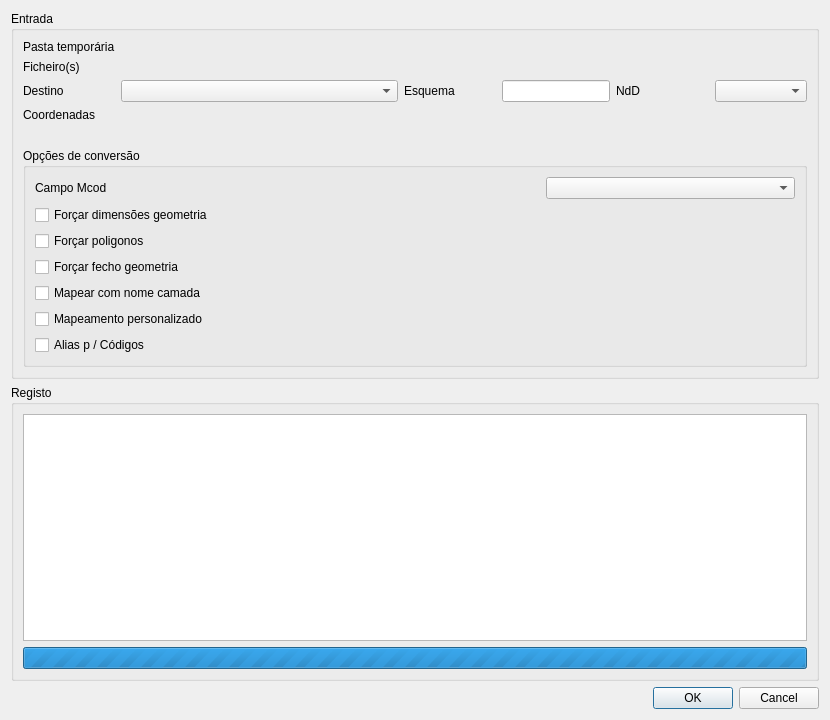
Old version of the form plugin/ui/convert_dialog.ui in the repository dgterritorio/recart-plugin.
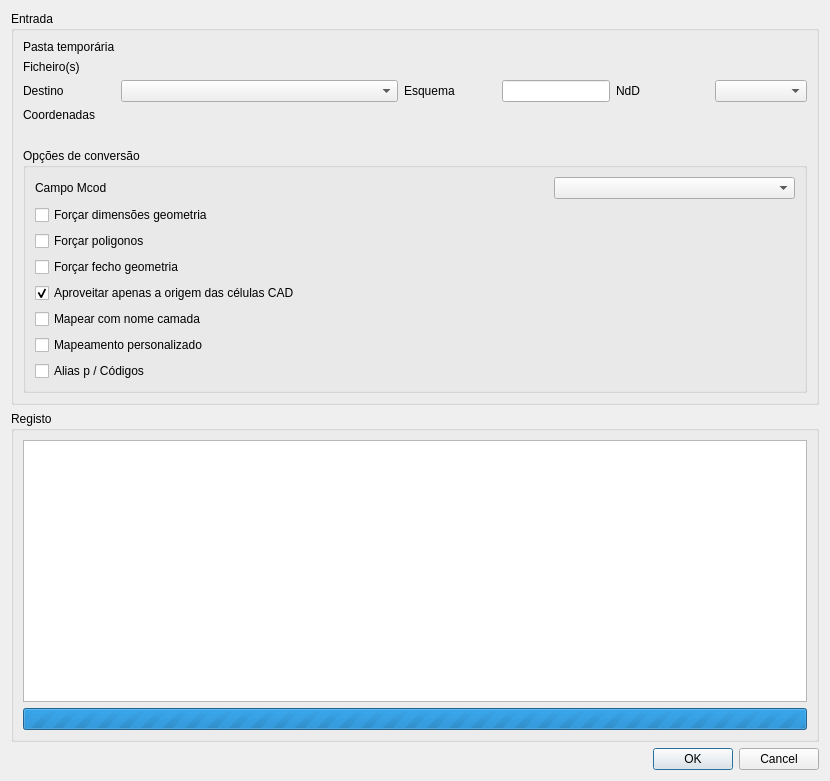
New version of the form. Custom widgets are drawn as their Qt base class.

Commit message:
Conversão de cell headers de DGN/DGNv8: permitir aproveitar só a origem (#41)
* Conversão de cell headers de DGN/DGNv8: permitir aproveitar só a origem da cell header

* Ignorar geometrias vazias

* Documentação da nova opção

The edit to the form file:
```diff
--- a/plugin/ui/convert_dialog.ui
+++ b/plugin/ui/convert_dialog.ui
@@ -7,7 +7,7 @@
     <x>0</x>
     <y>0</y>
     <width>830</width>
-    <height>720</height>
+    <height>781</height>
    </rect>
   </property>
   <property name="windowTitle">
@@ -90,6 +90,30 @@
             <string>Opções de conversão</string>
            </property>
            <layout class="QGridLayout" name="gridLayout_2">
+            <item row="1" column="0" colspan="3">
+             <widget class="QCheckBox" name="forceGeomCheckBox">
+              <property name="text">
+               <string>Forçar dimensões geometria</string>
+              </property>
+             </widget>
+            </item>
+            <item row="5" column="0">
+             <widget class="QCheckBox" name="overwriteLNCheckBox">
+              <property name="text">
+               <string>Mapear com nome camada</string>
+              </property>
+             </widget>
+            </item>
+            <item row="0" column="2">
+             <widget class="QComboBox" name="fieldsComboBox"/>
+            </item>
+            <item row="6" column="0">
+             <widget class="QCheckBox" name="cmapCheckBox">
+              <property name="text">
+               <string>Mapeamento personalizado</string>
+              </property>
+             </widget>
+            </item>
             <item row="0" column="0">
              <widget class="QLabel" name="label_4">
               <property name="text">
@@ -97,21 +121,24 @@
               </property>
              </widget>
             </item>
-            <item row="3" column="0">
-             <widget class="QCheckBox" name="forceCloseCheckBox">
-              <property name="text">
-               <string>Forçar fecho geometria</string>
-              </property>
-             </widget>
-            </item>
-            <item row="6" column="0">
+            <item row="7" column="0">
              <widget class="QCheckBox" name="caliasCheckBox">
               <property name="text">
                <string>Alias p / Códigos</string>
               </property>
              </widget>
             </item>
-            <item row="5" column="2">
+            <item row="7" column="2">
+             <widget class="QgsFileWidget" name="aliasQgsFileWidget">
+              <property name="enabled">
+               <bool>false</bool>
+              </property>
+              <property name="storageMode">
+               <enum>QgsFileWidget::GetFile</enum>
+              </property>
+             </widget>
+            </item>
+            <item row="6" column="2">
              <widget class="QgsFileWidget" name="mapQgsFileWidget">
               <property name="enabled">
                <bool>false</bool>
@@ -121,13 +148,6 @@
               </property>
              </widget>
             </item>
-            <item row="5" column="0">
-             <widget class="QCheckBox" name="cmapCheckBox">
-              <property name="text">
-               <string>Mapeamento personalizado</string>
-              </property>
-             </widget>
-            </item>
             <item row="2" column="0">
              <widget class="QCheckBox" name="forcePolygonCheckBox">
               <property name="text">
@@ -135,30 +155,20 @@
               </property>
              </widget>
             </item>
-            <item row="1" column="0" colspan="3">
-             <widget class="QCheckBox" name="forceGeomCheckBox">
+            <item row="3" column="0">
+             <widget class="QCheckBox" name="forceCloseCheckBox">
               <property name="text">
-               <string>Forçar dimensões geometria</string>
+               <string>Forçar fecho geometria</string>
               </property>
              </widget>
             </item>
-            <item row="6" column="2">
-             <widget class="QgsFileWidget" name="aliasQgsFileWidget">
-              <property name="enabled">
-               <bool>false</bool>
-              </property>
-              <property name="storageMode">
-               <enum>QgsFileWidget::GetFile</enum>
-              </property>
-             </widget>
-            </item>
-            <item row="0" column="2">
-             <widget class="QComboBox" name="fieldsComboBox"/>
-            </item>
             <item row="4" column="0">
-             <widget class="QCheckBox" name="overwriteLNCheckBox">
+             <widget class="QCheckBox" name="cellHeaderOrigin">
               <property name="text">
-               <string>Mapear com nome camada</string>
+               <string>Aproveitar apenas a origem das células CAD</string>
+              </property>
+              <property name="checked">
+               <bool>true</bool>
               </property>
              </widget>
             </item>
```
The commit also changes 5 other files.
